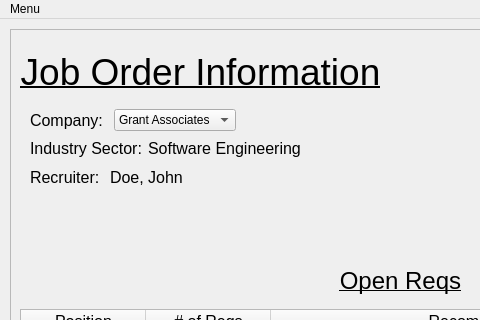
rvDOOM/RecruitmentSoftware430, file GUI/UI FIles/job_order_info.ui: the form before one commit; both pictures show x 0 to 480 and y 0 to 320 of the 800 by 577 pixel window.
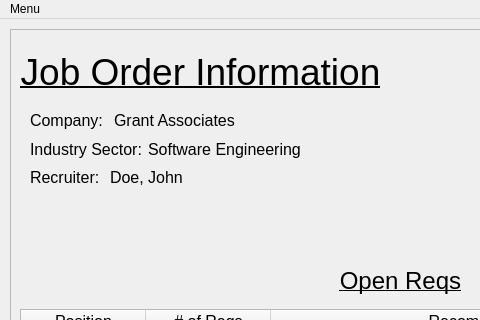
The form after the commit.

Commit message: Removed drop down box from JOI UI.

```diff
--- a/GUI/UI FIles/job_order_info.ui
+++ b/GUI/UI FIles/job_order_info.ui
@@ -179,12 +179,16 @@
          </widget>
         </item>
         <item>
-         <widget class="QComboBox" name="company_comboBox">
-          <item>
+         <widget class="QLabel" name="is_label_2">
+          <property name="font">
+           <font>
+            <pointsize>12</pointsize>
+            <underline>false</underline>
+           </font>
+          </property>
            <property name="text">
             <string>Grant Associates</string>
            </property>
-          </item>
          </widget>
         </item>
         <item>
```
Lines whose indentation alone changed are shown as unchanged.
